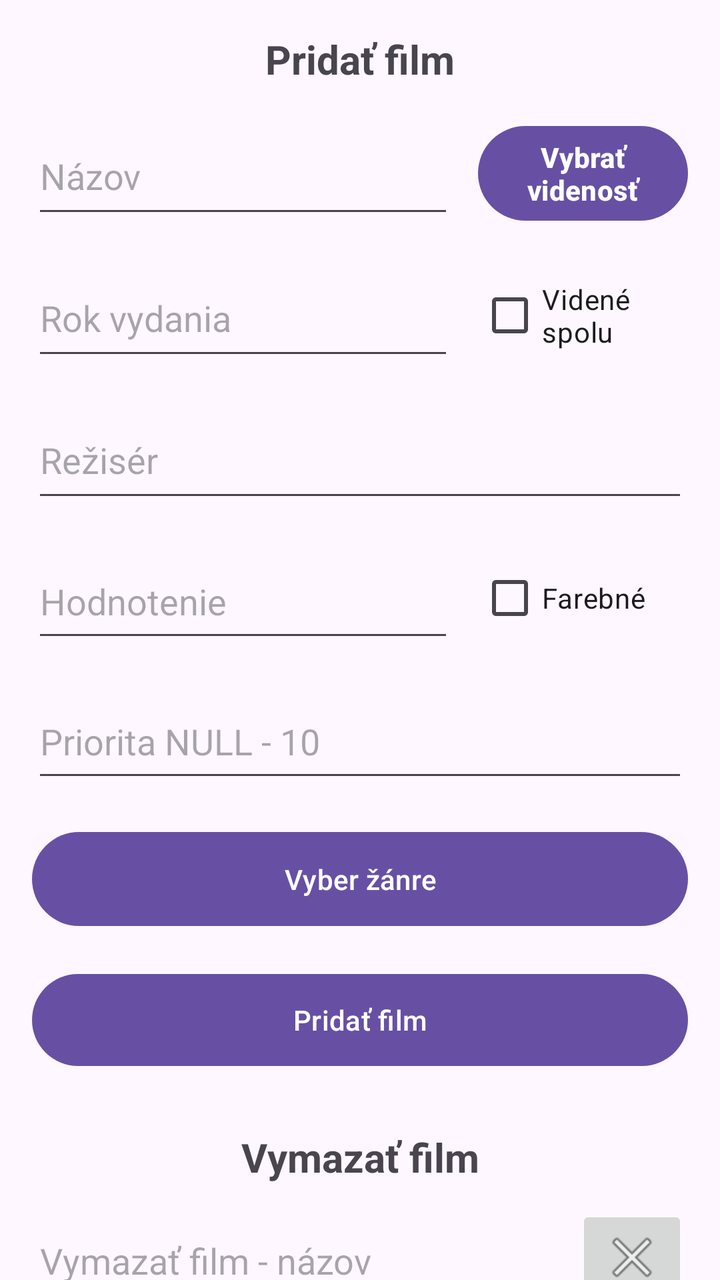
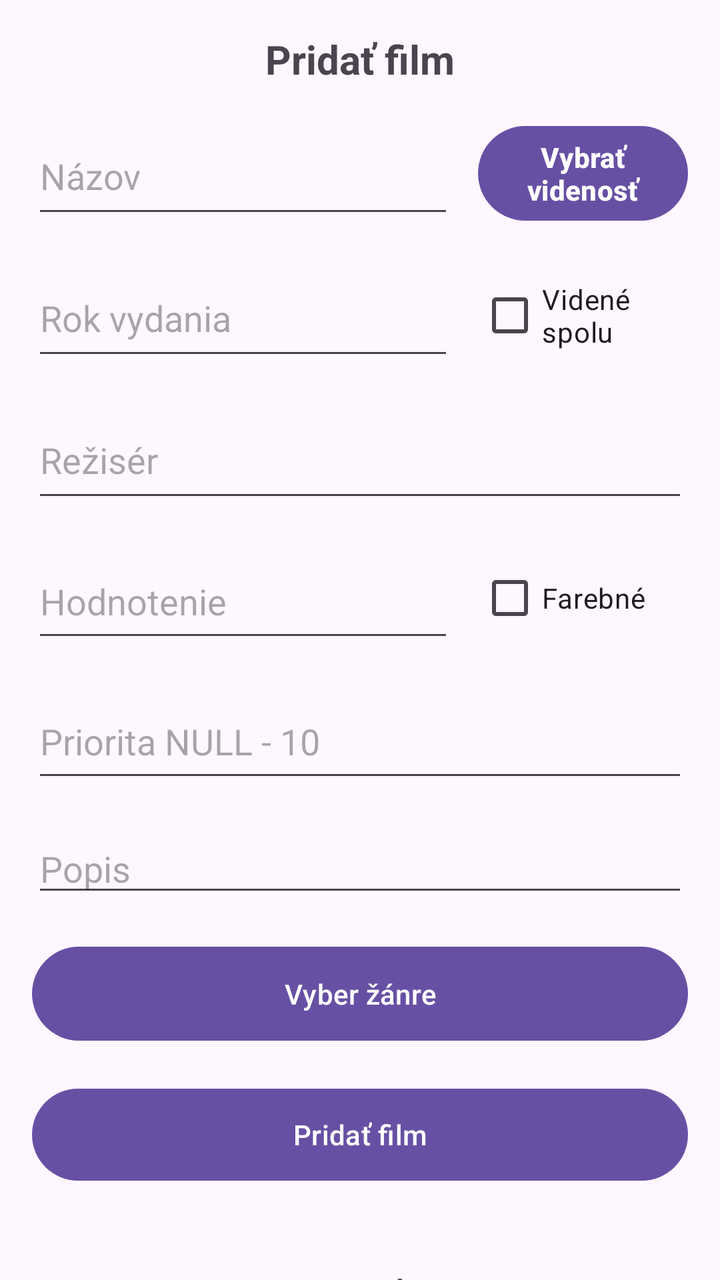

Two renders of the same Android screen: before a commit and after it. Below are the layout's source before the change and the commit's diff.
<!-- AndroidManifest.xml: application theme Theme.Movies -->
<!-- res/layout/add_edit_movie.xml -->
<?xml version="1.0" encoding="utf-8"?>
<androidx.core.widget.NestedScrollView
    xmlns:android="http://schemas.android.com/apk/res/android"
    xmlns:app="http://schemas.android.com/apk/res-auto"
    android:layout_width="match_parent"
    android:layout_height="match_parent"
    android:fillViewport="true">

    <androidx.constraintlayout.widget.ConstraintLayout
        android:layout_width="match_parent"
        android:layout_height="wrap_content"
        android:padding="16dp">

        <TextView
            android:id="@+id/addMovie"
            android:layout_width="0dp"
            android:layout_height="wrap_content"
            android:gravity="center"
            android:text="Pridať film"
            android:textSize="20sp"
            android:textStyle="bold"
            app:layout_constraintEnd_toEndOf="parent"
            app:layout_constraintStart_toStartOf="parent"
            app:layout_constraintTop_toTopOf="parent" />

        <EditText
            android:id="@+id/newTitleText"
            android:layout_width="0dp"
            android:layout_height="55dp"
            android:layout_marginTop="16dp"
            android:ems="10"
            android:hint="Názov"
            android:inputType="text"
            app:layout_constraintEnd_toStartOf="@+id/chooseSeen"
            app:layout_constraintStart_toStartOf="parent"
            app:layout_constraintTop_toBottomOf="@+id/addMovie" />

        <Button
            android:id="@+id/chooseSeen"
            android:layout_width="0dp"
            android:layout_height="wrap_content"
            android:layout_marginStart="12dp"
            android:text="Vybrať videnosť"
            android:textStyle="bold"
            android:gravity="center"
            app:layout_constraintWidth_percent="0.32"
            app:layout_constraintEnd_toEndOf="parent"
            app:layout_constraintStart_toEndOf="@+id/newTitleText"
            app:layout_constraintTop_toTopOf="@+id/newTitleText"
            app:layout_constraintBottom_toBottomOf="@+id/newTitleText" />

        <EditText
            android:id="@+id/newYearText"
            android:layout_width="0dp"
            android:layout_height="55dp"
            android:layout_marginTop="16dp"
            android:ems="10"
            android:hint="Rok vydania"
            android:inputType="text"
            app:layout_constraintStart_toStartOf="parent"
            app:layout_constraintEnd_toStartOf="@id/newSeenBoth"
            app:layout_constraintTop_toBottomOf="@+id/newTitleText" />

        <EditText
            android:id="@+id/newDirectorText"
            android:layout_width="0dp"
            android:layout_height="55dp"
            android:layout_marginTop="16dp"
            android:ems="10"
            android:hint="Režisér"
            android:inputType="text"
            app:layout_constraintEnd_toEndOf="parent"
            app:layout_constraintStart_toStartOf="parent"
            app:layout_constraintTop_toBottomOf="@+id/newYearText" />

        <CheckBox
            android:id="@+id/newSeenBoth"
            android:layout_width="0dp"
            android:layout_height="wrap_content"
            android:layout_marginStart="12dp"
            android:text="Videné spolu"
            app:layout_constraintBottom_toBottomOf="@+id/newYearText"
            app:layout_constraintEnd_toEndOf="parent"
            app:layout_constraintStart_toEndOf="@+id/newYearText"
            app:layout_constraintTop_toTopOf="@+id/newYearText"
            app:layout_constraintWidth_percent="0.32" />

        <EditText
            android:id="@+id/newRating"
            android:layout_width="0dp"
            android:layout_height="54dp"
            android:layout_marginTop="16dp"
            android:ems="10"
            android:inputType="text"
            android:hint="Hodnotenie"
            app:layout_constraintEnd_toStartOf="@+id/newColor"
            app:layout_constraintStart_toStartOf="parent"
            app:layout_constraintTop_toBottomOf="@+id/newDirectorText" />

        <CheckBox
            android:id="@+id/newColor"
            android:layout_width="0dp"
            android:layout_height="wrap_content"
            android:layout_marginStart="12dp"
            android:text="Farebné"
            app:layout_constraintWidth_percent="0.32"
            app:layout_constraintEnd_toEndOf="parent"
            app:layout_constraintStart_toEndOf="@+id/newRating"
            app:layout_constraintTop_toTopOf="@+id/newRating"
            app:layout_constraintBottom_toBottomOf="@+id/newRating" />

        <EditText
            android:id="@+id/newPriority"
            android:layout_width="0dp"
            android:layout_height="54dp"
            android:layout_marginTop="16dp"
            android:ems="10"
            android:hint="Priorita NULL - 10"
            android:inputType="text"
            app:layout_constraintEnd_toEndOf="parent"
            app:layout_constraintStart_toStartOf="parent"
            app:layout_constraintTop_toBottomOf="@+id/newRating" />

        <Button
            android:id="@+id/newGenres"
            android:layout_width="0dp"
            android:layout_height="55dp"
            android:layout_marginTop="16dp"
            android:text="Vyber žánre"
            app:layout_constraintEnd_toEndOf="parent"
            app:layout_constraintStart_toStartOf="parent"
            app:layout_constraintTop_toBottomOf="@+id/newPriority" />

        <Button
            android:id="@+id/addMovieBtn"
            android:layout_width="0dp"
            android:layout_height="54dp"
            android:layout_marginTop="16dp"
            android:text="Pridať film"
            app:layout_constraintEnd_toEndOf="parent"
            app:layout_constraintStart_toStartOf="parent"
            app:layout_constraintTop_toBottomOf="@+id/newGenres" />

        <TextView
            android:id="@+id/deleteMovieText"
            android:layout_width="0dp"
            android:layout_height="wrap_content"
            android:layout_marginTop="28dp"
            android:gravity="center"
            android:text="Vymazať film"
            android:textSize="20sp"
            android:textStyle="bold"
            app:layout_constraintEnd_toEndOf="parent"
            app:layout_constraintStart_toStartOf="parent"
            app:layout_constraintTop_toBottomOf="@+id/addMovieBtn" />

        <EditText
            android:id="@+id/deleteMovieName"
            android:layout_width="0dp"
            android:layout_height="wrap_content"
            android:layout_marginTop="16dp"
            android:ems="10"
            android:hint="Vymazať film - názov"
            android:inputType="text"
            app:layout_constraintEnd_toStartOf="@+id/deleteMovieBtn"
            app:layout_constraintStart_toStartOf="parent"
            app:layout_constraintTop_toBottomOf="@+id/deleteMovieText" />

        <ImageButton
            android:id="@+id/deleteMovieBtn"
            android:layout_width="wrap_content"
            android:layout_height="wrap_content"
            app:layout_constraintEnd_toEndOf="parent"
            app:layout_constraintTop_toTopOf="@+id/deleteMovieName"
            app:layout_constraintBottom_toBottomOf="@+id/deleteMovieName"
            app:srcCompat="@android:drawable/ic_menu_close_clear_cancel" />

        <TextView
            android:id="@+id/editMovieText"
            android:layout_width="0dp"
            android:layout_height="wrap_content"
            android:layout_marginTop="32dp"
            android:gravity="center"
            android:text="Editovať film"
            android:textSize="20sp"
            android:textStyle="bold"
            app:layout_constraintEnd_toEndOf="parent"
            app:layout_constraintStart_toStartOf="parent"
            app:layout_constraintTop_toBottomOf="@+id/deleteMovieName" />

        <EditText
            android:id="@+id/editMovieTitle"
            android:layout_width="0dp"
            android:layout_height="wrap_content"
            android:layout_marginTop="20dp"
            android:layout_marginBottom="16dp"
            android:ems="10"
            android:inputType="text"
            android:hint="Editovať - názov"
            app:layout_constraintEnd_toStartOf="@+id/editMovieBtn"
            app:layout_constraintStart_toStartOf="parent"
            app:layout_constraintTop_toBottomOf="@+id/editMovieText" />

        <ImageButton
            android:id="@+id/editMovieBtn"
            android:layout_width="wrap_content"
            android:layout_height="wrap_content"
            app:layout_constraintEnd_toEndOf="parent"
            app:layout_constraintTop_toTopOf="@+id/editMovieTitle"
            app:layout_constraintBottom_toBottomOf="@+id/editMovieTitle"
            app:srcCompat="@android:drawable/ic_menu_edit" />

    </androidx.constraintlayout.widget.ConstraintLayout>

</androidx.core.widget.NestedScrollView>
<!-- resources referenced by this layout -->
<resources>
  <style name="Theme.Movies" parent="Base.Theme.Movies" />
  <style name="Base.Theme.Movies" parent="Theme.Material3.DayNight.NoActionBar">
          
          
      </style>
</resources>

<!-- the commit's change to res/layout/add_edit_movie.xml (unified diff, before → after) -->
@@ -2,6 +2,7 @@
 <androidx.core.widget.NestedScrollView
     xmlns:android="http://schemas.android.com/apk/res/android"
     xmlns:app="http://schemas.android.com/apk/res-auto"
+    xmlns:tools="http://schemas.android.com/tools"
     android:layout_width="match_parent"
     android:layout_height="match_parent"
     android:fillViewport="true">
@@ -129,7 +130,7 @@
             android:text="Vyber žánre"
             app:layout_constraintEnd_toEndOf="parent"
             app:layout_constraintStart_toStartOf="parent"
-            app:layout_constraintTop_toBottomOf="@+id/newPriority" />
+            app:layout_constraintTop_toBottomOf="@+id/descriptionText" />
 
         <Button
             android:id="@+id/addMovieBtn"
@@ -138,6 +139,7 @@
             android:layout_marginTop="16dp"
             android:text="Pridať film"
             app:layout_constraintEnd_toEndOf="parent"
+            app:layout_constraintHorizontal_bias="0.0"
             app:layout_constraintStart_toStartOf="parent"
             app:layout_constraintTop_toBottomOf="@+id/newGenres" />
 
@@ -145,12 +147,13 @@
             android:id="@+id/deleteMovieText"
             android:layout_width="0dp"
             android:layout_height="wrap_content"
-            android:layout_marginTop="28dp"
+            android:layout_marginTop="40dp"
             android:gravity="center"
             android:text="Vymazať film"
             android:textSize="20sp"
             android:textStyle="bold"
             app:layout_constraintEnd_toEndOf="parent"
+            app:layout_constraintHorizontal_bias="0.0"
             app:layout_constraintStart_toStartOf="parent"
             app:layout_constraintTop_toBottomOf="@+id/addMovieBtn" />
 
@@ -210,6 +213,20 @@
             app:layout_constraintBottom_toBottomOf="@+id/editMovieTitle"
             app:srcCompat="@android:drawable/ic_menu_edit" />
 
+        <EditText
+            android:id="@+id/descriptionText"
+            android:layout_width="0dp"
+            android:layout_height="wrap_content"
+            android:layout_marginTop="16dp"
+            android:ems="10"
+            android:gravity="start|top"
+            android:hint="Popis"
+            android:inputType="textMultiLine"
+            app:layout_constraintEnd_toEndOf="parent"
+            app:layout_constraintHorizontal_bias="0.0"
+            app:layout_constraintStart_toStartOf="parent"
+            app:layout_constraintTop_toBottomOf="@+id/newPriority" />
+
     </androidx.constraintlayout.widget.ConstraintLayout>
 
 </androidx.core.widget.NestedScrollView>
